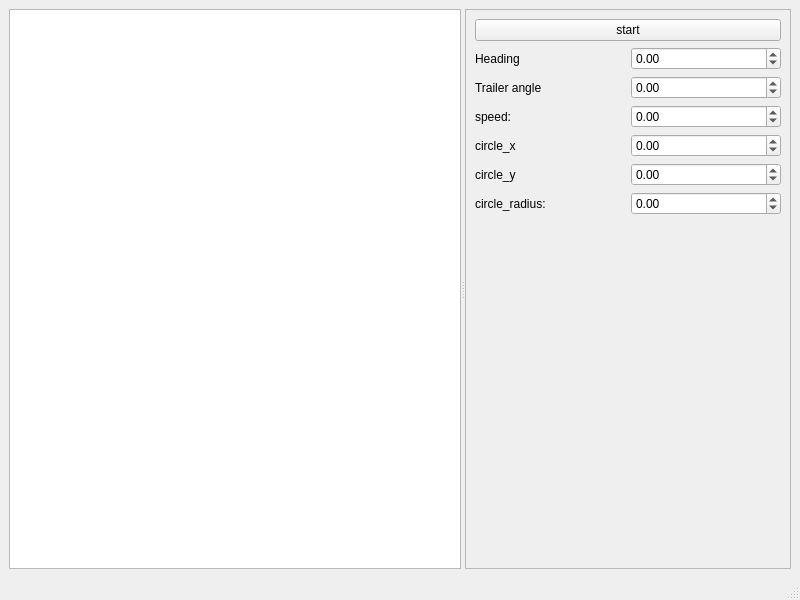
Above: src/mpc_view/main_widget/main_widget.ui from AlexLexx706/simple_mpc before the change. Below: the same form after it.
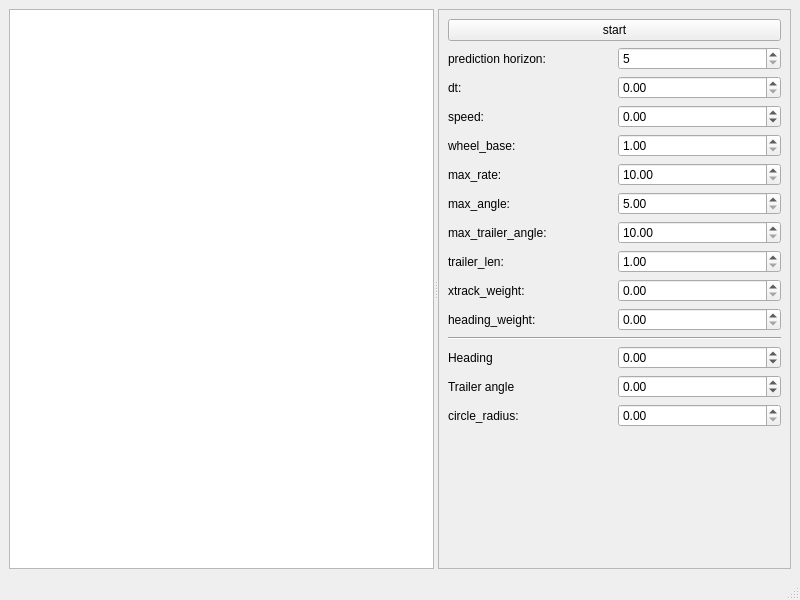
That is the form after the change. Custom widgets are drawn as their Qt base class.

Patch:
```diff
--- a/src/mpc_view/main_widget/main_widget.ui
+++ b/src/mpc_view/main_widget/main_widget.ui
@@ -29,10 +29,69 @@
         <enum>QFrame::Raised</enum>
        </property>
        <layout class="QGridLayout" name="gridLayout">
-        <item row="5" column="0">
-         <widget class="QLabel" name="label_5">
+        <item row="11" column="1">
+         <widget class="QDoubleSpinBox" name="doubleSpinBox_heading_weight">
+          <property name="toolTip">
+           <string>&lt;html&gt;&lt;head/&gt;&lt;body&gt;&lt;p&gt;weight of heading error in cost function&lt;/p&gt;&lt;/body&gt;&lt;/html&gt;</string>
+          </property>
+          <property name="minimum">
+           <double>0.000000000000000</double>
+          </property>
+          <property name="maximum">
+           <double>1000000000000000.000000000000000</double>
+          </property>
+         </widget>
+        </item>
+        <item row="6" column="0">
+         <widget class="QLabel" name="label_14">
           <property name="text">
-           <string>circle_y</string>
+           <string>max_rate:</string>
+          </property>
+         </widget>
+        </item>
+        <item row="10" column="0">
+         <widget class="QLabel" name="label_11">
+          <property name="text">
+           <string>xtrack_weight:</string>
+          </property>
+         </widget>
+        </item>
+        <item row="8" column="1">
+         <widget class="QDoubleSpinBox" name="doubleSpinBox_max_trailer_angle">
+          <property name="toolTip">
+           <string>&lt;html&gt;&lt;head/&gt;&lt;body&gt;&lt;p&gt;max angle betwin car heading and trailer heading, degree&lt;/p&gt;&lt;/body&gt;&lt;/html&gt;</string>
+          </property>
+          <property name="minimum">
+           <double>10.000000000000000</double>
+          </property>
+          <property name="maximum">
+           <double>90.000000000000000</double>
+          </property>
+         </widget>
+        </item>
+        <item row="4" column="1">
+         <widget class="QDoubleSpinBox" name="doubleSpinBox_wheel_base">
+          <property name="toolTip">
+           <string>&lt;html&gt;&lt;head/&gt;&lt;body&gt;&lt;p&gt;wheel base of car, m&lt;/p&gt;&lt;/body&gt;&lt;/html&gt;</string>
+          </property>
+          <property name="minimum">
+           <double>1.000000000000000</double>
+          </property>
+          <property name="maximum">
+           <double>30.000000000000000</double>
+          </property>
+         </widget>
+        </item>
+        <item row="15" column="1">
+         <widget class="QDoubleSpinBox" name="doubleSpinBox_trailer_angle">
+          <property name="toolTip">
+           <string>&lt;html&gt;&lt;head/&gt;&lt;body&gt;&lt;p&gt;angle betwin car body heading and trailer geading, degree&lt;/p&gt;&lt;p&gt;&lt;br/&gt;&lt;/p&gt;&lt;/body&gt;&lt;/html&gt;</string>
+          </property>
+          <property name="minimum">
+           <double>-999999999999999.000000000000000</double>
+          </property>
+          <property name="maximum">
+           <double>999999999999999.000000000000000</double>
           </property>
          </widget>
         </item>
@@ -43,7 +102,7 @@
           </property>
          </widget>
         </item>
-        <item row="7" column="1">
+        <item row="18" column="1">
          <spacer name="verticalSpacer">
           <property name="orientation">
            <enum>Qt::Vertical</enum>
@@ -56,56 +115,57 @@
           </property>
          </spacer>
         </item>
-        <item row="1" column="1">
-         <widget class="QDoubleSpinBox" name="doubleSpinBox_heading">
-          <property name="minimum">
-           <double>-999999999999999.000000000000000</double>
+        <item row="14" column="0">
+         <widget class="QLabel" name="label_2">
+          <property name="text">
+           <string>Heading</string>
           </property>
-          <property name="maximum">
-           <double>999999999999999.000000000000000</double>
-          </property>
          </widget>
         </item>
-        <item row="2" column="1">
-         <widget class="QDoubleSpinBox" name="doubleSpinBox_trailer_angle">
-          <property name="minimum">
-           <double>-999999999999999.000000000000000</double>
-          </property>
-          <property name="maximum">
-           <double>999999999999999.000000000000000</double>
-          </property>
-         </widget>
-        </item>
-        <item row="5" column="1">
-         <widget class="QDoubleSpinBox" name="doubleSpinBox_circle_y">
-          <property name="enabled">
-           <bool>true</bool>
-          </property>
-          <property name="minimum">
-           <double>-999999999999999.000000000000000</double>
-          </property>
-          <property name="maximum">
-           <double>999999999999999.000000000000000</double>
+        <item row="1" column="0">
+         <widget class="QLabel" name="label_7">
+          <property name="text">
+           <string>prediction horizon:</string>
           </property>
          </widget>
         </item>
         <item row="4" column="0">
          <widget class="QLabel" name="label_4">
           <property name="text">
-           <string>circle_x</string>
+           <string>wheel_base:</string>
           </property>
          </widget>
         </item>
-        <item row="6" column="1">
-         <widget class="QDoubleSpinBox" name="doubleSpinBox_circle_radius">
-          <property name="enabled">
-           <bool>true</bool>
+        <item row="9" column="1">
+         <widget class="QDoubleSpinBox" name="doubleSpinBox_trailer_len">
+          <property name="toolTip">
+           <string>&lt;html&gt;&lt;head/&gt;&lt;body&gt;&lt;p&gt;length of the trailer, m&lt;/p&gt;&lt;/body&gt;&lt;/html&gt;</string>
           </property>
           <property name="minimum">
-           <double>-999999999999999.000000000000000</double>
+           <double>1.000000000000000</double>
           </property>
           <property name="maximum">
-           <double>999999999999999.000000000000000</double>
+           <double>30.000000000000000</double>
+          </property>
+         </widget>
+        </item>
+        <item row="7" column="0">
+         <widget class="QLabel" name="label_9">
+          <property name="text">
+           <string>max_angle:</string>
+          </property>
+         </widget>
+        </item>
+        <item row="1" column="1">
+         <widget class="QSpinBox" name="spinBox_prediction_horizon">
+          <property name="toolTip">
+           <string>&lt;html&gt;&lt;head/&gt;&lt;body&gt;&lt;p&gt;number of steps in prediction horizon&lt;/p&gt;&lt;/body&gt;&lt;/html&gt;</string>
+          </property>
+          <property name="minimum">
+           <number>5</number>
+          </property>
+          <property name="maximum">
+           <number>100</number>
           </property>
          </widget>
         </item>
@@ -116,27 +176,69 @@
           </property>
          </widget>
         </item>
-        <item row="2" column="0">
-         <widget class="QLabel" name="label">
-          <property name="text">
-           <string>Trailer angle</string>
+        <item row="7" column="1">
+         <widget class="QDoubleSpinBox" name="doubleSpinBox_max_angle">
+          <property name="toolTip">
+           <string>&lt;html&gt;&lt;head/&gt;&lt;body&gt;&lt;p&gt;Max steering angle, degree&lt;/p&gt;&lt;/body&gt;&lt;/html&gt;</string>
           </property>
+          <property name="minimum">
+           <double>5.000000000000000</double>
+          </property>
+          <property name="maximum">
+           <double>90.000000000000000</double>
+          </property>
          </widget>
         </item>
-        <item row="1" column="0">
-         <widget class="QLabel" name="label_2">
+        <item row="10" column="1">
+         <widget class="QDoubleSpinBox" name="doubleSpinBox_xtrack_weight">
+          <property name="toolTip">
+           <string>&lt;html&gt;&lt;head/&gt;&lt;body&gt;&lt;p&gt;weight of xtrack in cost function&lt;/p&gt;&lt;/body&gt;&lt;/html&gt;</string>
+          </property>
+          <property name="minimum">
+           <double>0.000000000000000</double>
+          </property>
+          <property name="maximum">
+           <double>99999999999999991611392.000000000000000</double>
+          </property>
+         </widget>
+        </item>
+        <item row="9" column="0">
+         <widget class="QLabel" name="label_13">
           <property name="text">
-           <string>Heading</string>
+           <string>trailer_len:</string>
           </property>
          </widget>
         </item>
-        <item row="6" column="0">
+        <item row="17" column="0">
          <widget class="QLabel" name="label_6">
           <property name="text">
            <string>circle_radius:</string>
           </property>
          </widget>
         </item>
+        <item row="15" column="0">
+         <widget class="QLabel" name="label">
+          <property name="text">
+           <string>Trailer angle</string>
+          </property>
+         </widget>
+        </item>
+        <item row="17" column="1">
+         <widget class="QDoubleSpinBox" name="doubleSpinBox_circle_radius">
+          <property name="enabled">
+           <bool>true</bool>
+          </property>
+          <property name="toolTip">
+           <string>&lt;html&gt;&lt;head/&gt;&lt;body&gt;&lt;p&gt;radius of circular constrains&lt;/p&gt;&lt;/body&gt;&lt;/html&gt;</string>
+          </property>
+          <property name="minimum">
+           <double>0.000000000000000</double>
+          </property>
+          <property name="maximum">
+           <double>999999999999999.000000000000000</double>
+          </property>
+         </widget>
+        </item>
         <item row="3" column="1">
          <widget class="QDoubleSpinBox" name="doubleSpinBox_speed">
           <property name="minimum">
@@ -147,10 +249,44 @@
           </property>
          </widget>
         </item>
-        <item row="4" column="1">
-         <widget class="QDoubleSpinBox" name="doubleSpinBox_circle_x">
-          <property name="enabled">
-           <bool>true</bool>
+        <item row="6" column="1">
+         <widget class="QDoubleSpinBox" name="doubleSpinBox_max_rate">
+          <property name="toolTip">
+           <string>&lt;html&gt;&lt;head/&gt;&lt;body&gt;&lt;p&gt;max angular rate of car body degree/s&lt;/p&gt;&lt;/body&gt;&lt;/html&gt;</string>
+          </property>
+          <property name="minimum">
+           <double>10.000000000000000</double>
+          </property>
+          <property name="maximum">
+           <double>180.000000000000000</double>
+          </property>
+         </widget>
+        </item>
+        <item row="11" column="0">
+         <widget class="QLabel" name="label_12">
+          <property name="text">
+           <string>heading_weight:</string>
+          </property>
+         </widget>
+        </item>
+        <item row="8" column="0">
+         <widget class="QLabel" name="label_10">
+          <property name="text">
+           <string>max_trailer_angle:</string>
+          </property>
+         </widget>
+        </item>
+        <item row="13" column="0" colspan="2">
+         <widget class="Line" name="line">
+          <property name="orientation">
+           <enum>Qt::Horizontal</enum>
+          </property>
+         </widget>
+        </item>
+        <item row="14" column="1">
+         <widget class="QDoubleSpinBox" name="doubleSpinBox_heading">
+          <property name="toolTip">
+           <string>&lt;html&gt;&lt;head/&gt;&lt;body&gt;&lt;p&gt;heading of car body, degree&lt;/p&gt;&lt;/body&gt;&lt;/html&gt;</string>
           </property>
           <property name="minimum">
            <double>-999999999999999.000000000000000</double>
@@ -160,6 +296,29 @@
           </property>
          </widget>
         </item>
+        <item row="2" column="0">
+         <widget class="QLabel" name="label_8">
+          <property name="text">
+           <string>dt:</string>
+          </property>
+         </widget>
+        </item>
+        <item row="2" column="1">
+         <widget class="QDoubleSpinBox" name="doubleSpinBox_dt">
+          <property name="toolTip">
+           <string>&lt;html&gt;&lt;head/&gt;&lt;body&gt;&lt;p&gt;Integration step of MPC, sec&lt;/p&gt;&lt;/body&gt;&lt;/html&gt;</string>
+          </property>
+          <property name="minimum">
+           <double>0.000000000000000</double>
+          </property>
+          <property name="maximum">
+           <double>2.000000000000000</double>
+          </property>
+          <property name="singleStep">
+           <double>0.100000000000000</double>
+          </property>
+         </widget>
+        </item>
        </layout>
       </widget>
      </widget>
```
Left out of the diff: 16 changed lines with no effect on the pictures.
